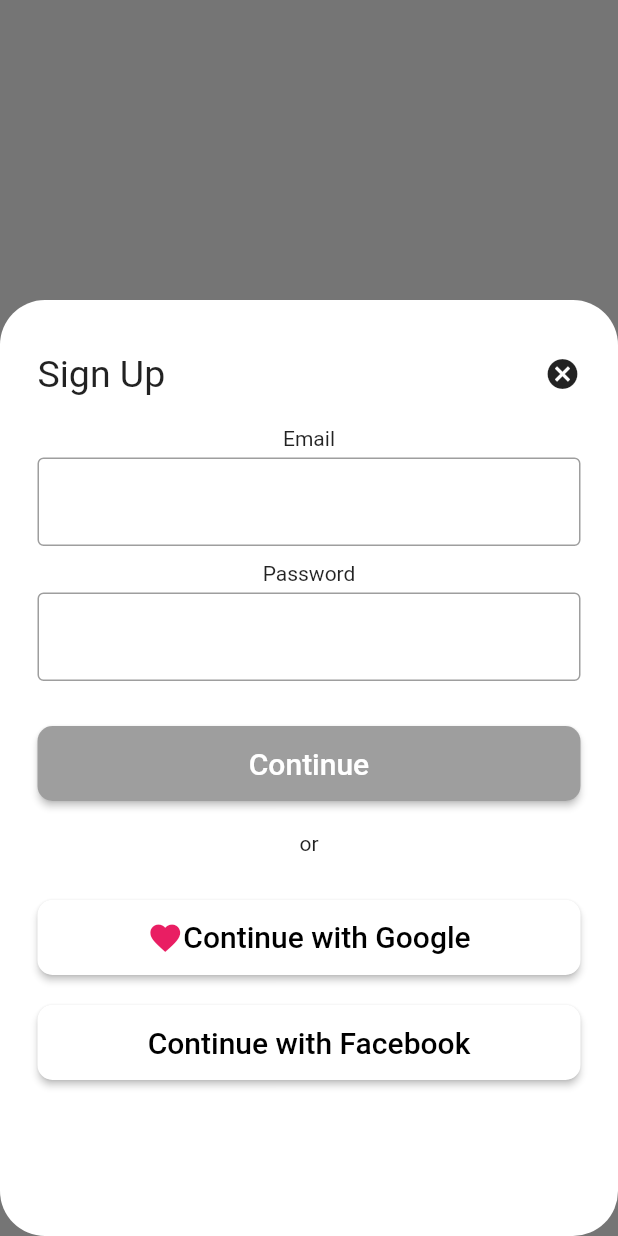
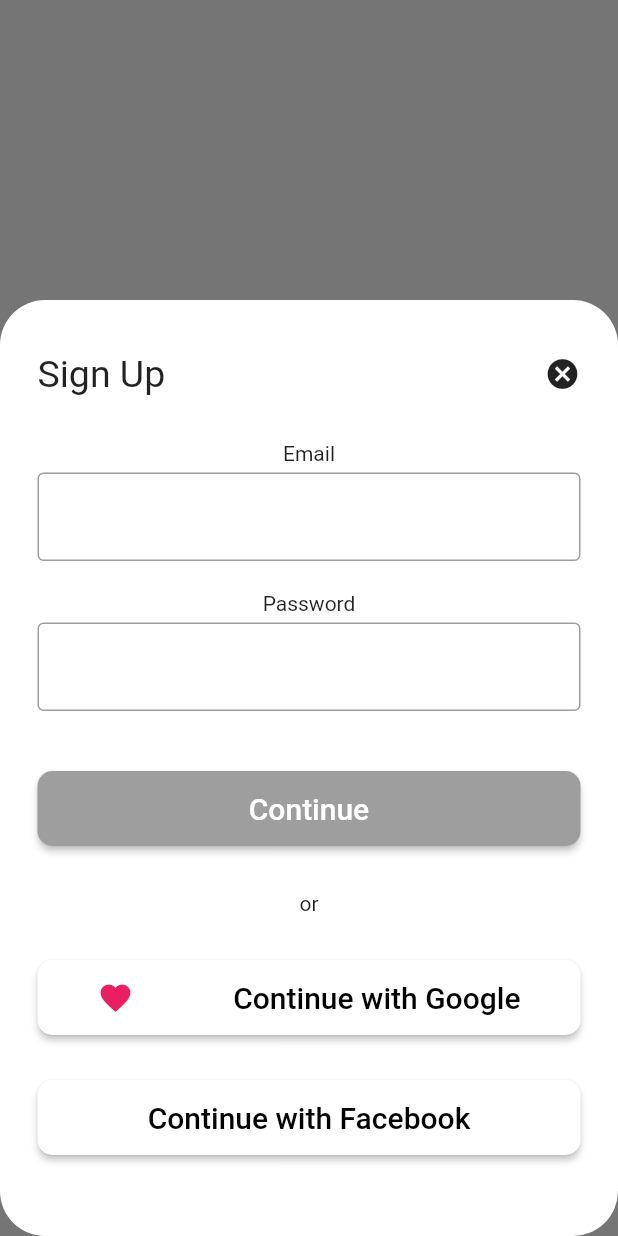
Before and after one commit to Dapo-dan/insight_timer_ui, a Flutter app: the SignUpScreen screen opened directly, on a phone screen of 412 x 824 dp. Run offline on Flutter 3.47's test engine with Material 2 defaults, Android fonts, the phone set to English and light mode, and no system bars.

Commit message:
sign up screen

```diff
--- a/lib/Screens/signUpScreen.dart
+++ b/lib/Screens/signUpScreen.dart
@@ -33,7 +33,7 @@
                   ],
                 ),
                 const SizedBox(
-                  height: 20,
+                  height: 30,
                 ),
                 const Text(
                   'Email',
@@ -50,7 +50,7 @@
                   ),
                 ),
                 const SizedBox(
-                  height: 10,
+                  height: 20,
                 ),
                 const Text('Password'),
                 const SizedBox(
@@ -64,7 +64,7 @@
                   ),
                 ),
                 const SizedBox(
-                  height: 30,
+                  height: 40,
                 ),
                 ElevatedButton(
                     child: const Text(
@@ -87,7 +87,7 @@
                       );
                     }),
                 const SizedBox(
-                  height: 20,
+                  height: 30,
                 ),
                 Row(
                   crossAxisAlignment: CrossAxisAlignment.center,
@@ -113,14 +113,16 @@
                   height: 30,
                 ),
                 ElevatedButton(
-                    child: Wrap(
+                    child: Row(
                       children: const [
                         Icon(
                           Icons.favorite,
                           color: Colors.pink,
                           size: 24.0,
                         ),
-                        Spacer(),
+                        Spacer(
+                          flex: 1,
+                        ),
                         Text(
                           "Continue with Google",
                           style: TextStyle(fontSize: 20, color: Colors.black),
@@ -143,7 +145,7 @@
                       );
                     }),
                 const SizedBox(
-                  height: 20,
+                  height: 30,
                 ),
                 ElevatedButton(
                     child: const Text(
@@ -165,6 +167,16 @@
                             builder: (context) => const SignUpScreen()),
                       );
                     }),
+                const SizedBox(
+                  height: 40,
+                ),
+                const TextButton(
+                  onPressed: null,
+                  child: Text(
+                    'Already have an account',
+                    style: TextStyle(color: Colors.teal),
+                  ),
+                )
               ],
             ),
           ],
```
